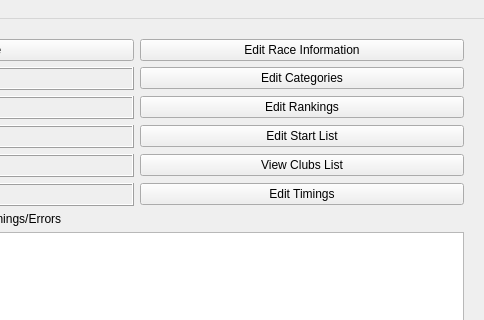
flinco/LBChronoRace, file chronorace.ui: the form before one commit; both pictures show x 540 to 1024 and y 0 to 320 of the 1024 by 768 pixel window.
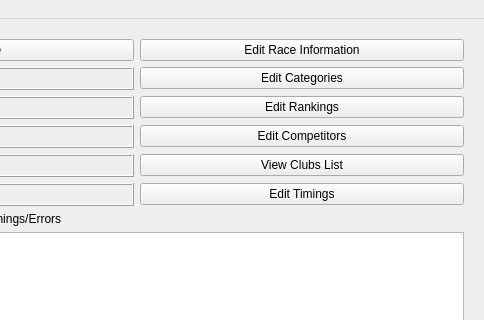
The form after the commit. Icons and pictures are not drawn.

Commit message: Use the word 'Competitor' instead of 'Start List' in UI

Patch:
```diff
--- a/chronorace.ui
+++ b/chronorace.ui
@@ -108,7 +108,7 @@
          <string>Add, remove, and change competitors</string>
         </property>
         <property name="text">
-         <string>Edit Start List</string>
+         <string>Edit Competitors</string>
         </property>
         <property name="icon">
          <iconset resource="materialicons.qrc">
```
Left out of the diff: 2 changed lines with no effect on the pictures. The commit also changes 3 other files.
